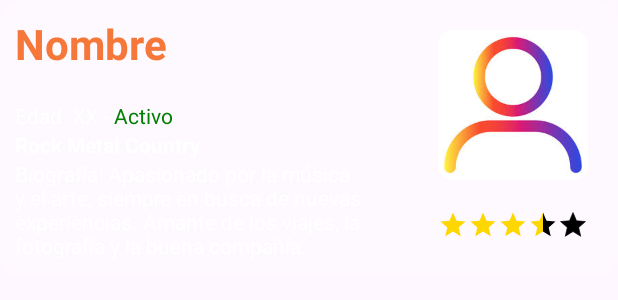
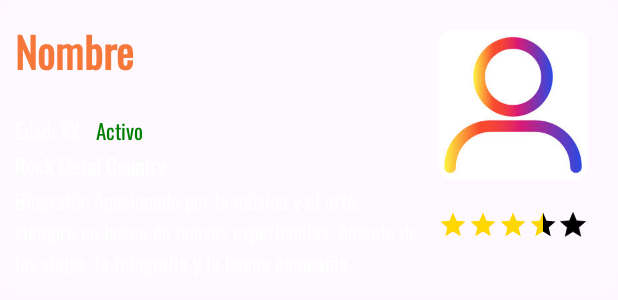
Before and after one commit to MrAGC/Armonii, an Android app: the layout item_musico.xml on its own in the app's theme, with its tools: preview values and no code run, on a phone screen of 412 x 824 dp. Shown: the top 300 px of the screen. Run offline under Robolectric (Android 15) with nearby library versions, the phone set to English and light mode, and no system bars.

Commit message:
Pequeñas mejoras en la tipografía.

```diff
--- a/app/src/main/res/layout/item_musico.xml
+++ b/app/src/main/res/layout/item_musico.xml
@@ -1,11 +1,11 @@
 <?xml version="1.0" encoding="utf-8"?>
 <LinearLayout xmlns:android="http://schemas.android.com/apk/res/android"
+    xmlns:app="http://schemas.android.com/apk/res-auto"
     android:layout_width="match_parent"
     android:layout_height="wrap_content"
-    xmlns:app="http://schemas.android.com/apk/res-auto"
     android:layout_marginBottom="10dp"
-    android:orientation="horizontal"
-    android:background="@drawable/background_item_evento">
+    android:background="@drawable/background_item_evento"
+    android:orientation="horizontal">
 
     <LinearLayout
         android:layout_width="0dp"
@@ -17,6 +17,7 @@
             android:id="@+id/txtNombreMusico"
             android:layout_width="match_parent"
             android:layout_height="wrap_content"
+            android:fontFamily="@font/oswald"
             android:text="Nombre"
             android:textColor="@color/naranja"
             android:textSize="28sp"
@@ -38,6 +39,7 @@
                 android:id="@+id/txtEdad"
                 android:layout_width="wrap_content"
                 android:layout_height="wrap_content"
+                android:fontFamily="@font/oswald"
                 android:text="Edad: XX - "
                 android:textColor="@color/white" />
 
@@ -45,6 +47,7 @@
                 android:id="@+id/txtEstado"
                 android:layout_width="wrap_content"
                 android:layout_height="wrap_content"
+                android:fontFamily="@font/oswald"
                 android:text="Activo"
                 android:textColor="@color/green" />
         </LinearLayout>
@@ -53,6 +56,7 @@
             android:id="@+id/txtGeneroMusical"
             android:layout_width="match_parent"
             android:layout_height="wrap_content"
+            android:fontFamily="@font/oswald"
             android:text="Rock Metal Country"
             android:textColor="@color/white"
             android:textStyle="bold" />
@@ -61,6 +65,7 @@
             android:id="@+id/txtBiografia"
             android:layout_width="match_parent"
             android:layout_height="wrap_content"
+            android:fontFamily="@font/oswald"
             android:text="Biografía: Apasionado por la música y el arte, siempre en busca de nuevas experiencias. Amante de los viajes, la fotografía y la buena compañía."
             android:textColor="@color/white" />
     </LinearLayout>
```
Also changed, not shown: app/src/main/res/layout/fragment_perfil_local.xml (+14 -0 lines), app/src/main/res/layout/fragment_perfil_musico.xml (+16 -1 lines).
